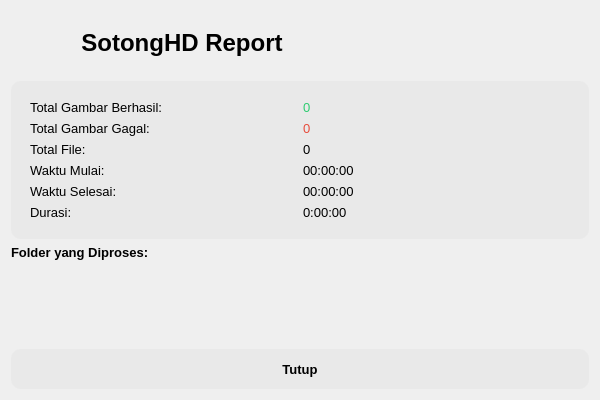
Before: the Qt Designer form App/stats_dialog.ui in mudrikam/SotongHD, drawn with Qt 5.
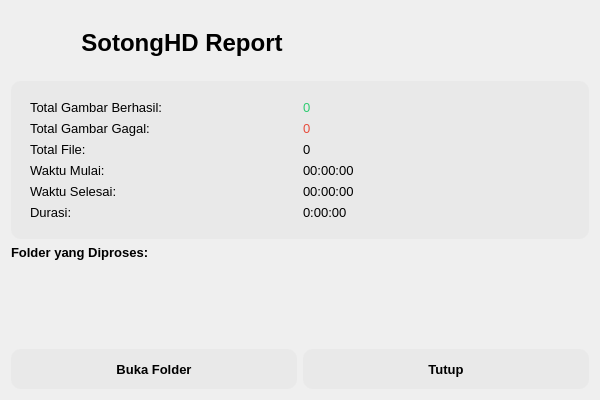
After: the same form once the commit is applied.

Commit message: Add incognito mode to Chrome options, enhance StatsDialog with open folder functionality and QtAwesome icons

Diff of the .ui file:
```diff
--- a/App/stats_dialog.ui
+++ b/App/stats_dialog.ui
@@ -308,6 +308,42 @@
     </widget>
    </item>
    <item>
+    <layout class="QHBoxLayout" name="buttonLayout">
+     <item>
+      <widget class="QPushButton" name="openFolderButton">
+       <property name="minimumSize">
+        <size>
+         <width>0</width>
+         <height>40</height>
+        </size>
+       </property>
+       <property name="font">
+        <font>
+         <pointsize>10</pointsize>
+         <bold>true</bold>
+        </font>
+       </property>
+       <property name="styleSheet">
+        <string notr="true">QPushButton {
+  background-color: rgba(161, 161, 161, 0.08);
+  border-radius: 10px;
+  padding: 8px 16px;
+}
+QPushButton:hover {
+  background-color: rgba(88, 29, 239, 0.7);
+  color: white;
+  border: none;
+}
+QPushButton:pressed {
+  background-color: rgba(88, 29, 239, 1.0);
+}</string>
+       </property>
+       <property name="text">
+        <string>Buka Folder</string>
+       </property>
+      </widget>
+     </item>
+     <item>
     <widget class="QPushButton" name="closeButton">
      <property name="minimumSize">
       <size>
@@ -340,6 +376,8 @@
       <string>Tutup</string>
      </property>
     </widget>
+     </item>
+    </layout>
    </item>
   </layout>
  </widget>
```
Lines whose indentation alone changed are shown as unchanged. The commit also changes 3 other files.
